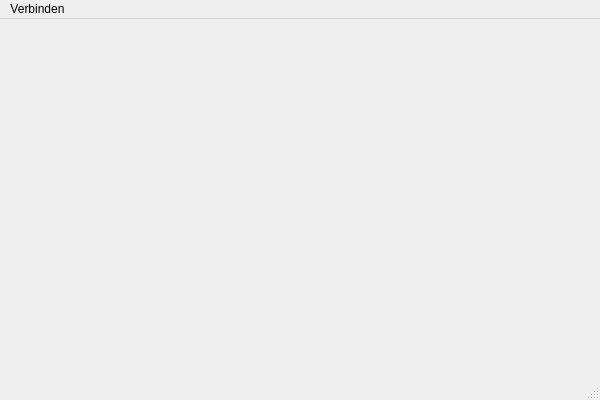
Above: arkecho_player/arkecho_player/Ui/ArkEchoPlayerView.ui from ArkEcho/arkecho_player before the change. Below: the same form after it.
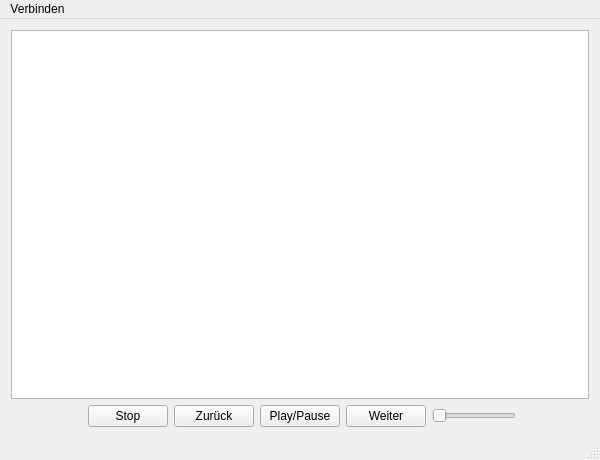
That is the form after the change.

The edit to the form file:
```diff
--- a/arkecho_player/arkecho_player/Ui/ArkEchoPlayerView.ui
+++ b/arkecho_player/arkecho_player/Ui/ArkEchoPlayerView.ui
@@ -7,13 +7,92 @@
     <x>0</x>
     <y>0</y>
     <width>600</width>
-    <height>400</height>
+    <height>460</height>
    </rect>
   </property>
   <property name="windowTitle">
    <string>ArkEchoPlayerView</string>
   </property>
-  <widget class="QWidget" name="centralWidget"/>
+  <widget class="QWidget" name="centralWidget">
+   <layout class="QGridLayout" name="gridLayout">
+    <item row="0" column="0" colspan="3">
+     <widget class="QTableWidget" name="twTrackList"/>
+    </item>
+    <item row="1" column="0">
+     <layout class="QHBoxLayout" name="horizontalLayout_2">
+      <item>
+       <spacer name="horizontalSpacer">
+        <property name="orientation">
+         <enum>Qt::Horizontal</enum>
+        </property>
+        <property name="sizeHint" stdset="0">
+         <size>
+          <width>74</width>
+          <height>20</height>
+         </size>
+        </property>
+       </spacer>
+      </item>
+      <item>
+       <widget class="QPushButton" name="pbStop">
+        <property name="text">
+         <string>Stop</string>
+        </property>
+       </widget>
+      </item>
+     </layout>
+    </item>
+    <item row="1" column="1">
+     <layout class="QHBoxLayout" name="horizontalLayout">
+      <item>
+       <widget class="QPushButton" name="pbBackward">
+        <property name="text">
+         <string>Zurück</string>
+        </property>
+       </widget>
+      </item>
+      <item>
+       <widget class="QPushButton" name="pbPlay_Pause">
+        <property name="text">
+         <string>Play/Pause</string>
+        </property>
+       </widget>
+      </item>
+      <item>
+       <widget class="QPushButton" name="pbForward">
+        <property name="text">
+         <string>Weiter</string>
+        </property>
+       </widget>
+      </item>
+     </layout>
+    </item>
+    <item row="1" column="2">
+     <layout class="QHBoxLayout" name="horizontalLayout_3">
+      <item>
+       <widget class="QSlider" name="sliderVolume">
+        <property name="orientation">
+         <enum>Qt::Horizontal</enum>
+        </property>
+       </widget>
+      </item>
+      <item>
+       <spacer name="horizontalSpacer_2">
+        <property name="orientation">
+         <enum>Qt::Horizontal</enum>
+        </property>
+        <property name="sizeHint" stdset="0">
+         <size>
+          <width>73</width>
+          <height>20</height>
+         </size>
+        </property>
+       </spacer>
+      </item>
+     </layout>
+    </item>
+   </layout>
+  </widget>
   <widget class="QMenuBar" name="menuBar">
    <property name="geometry">
     <rect>
```
Left out of the diff: 3 changed lines with no effect on the pictures.
